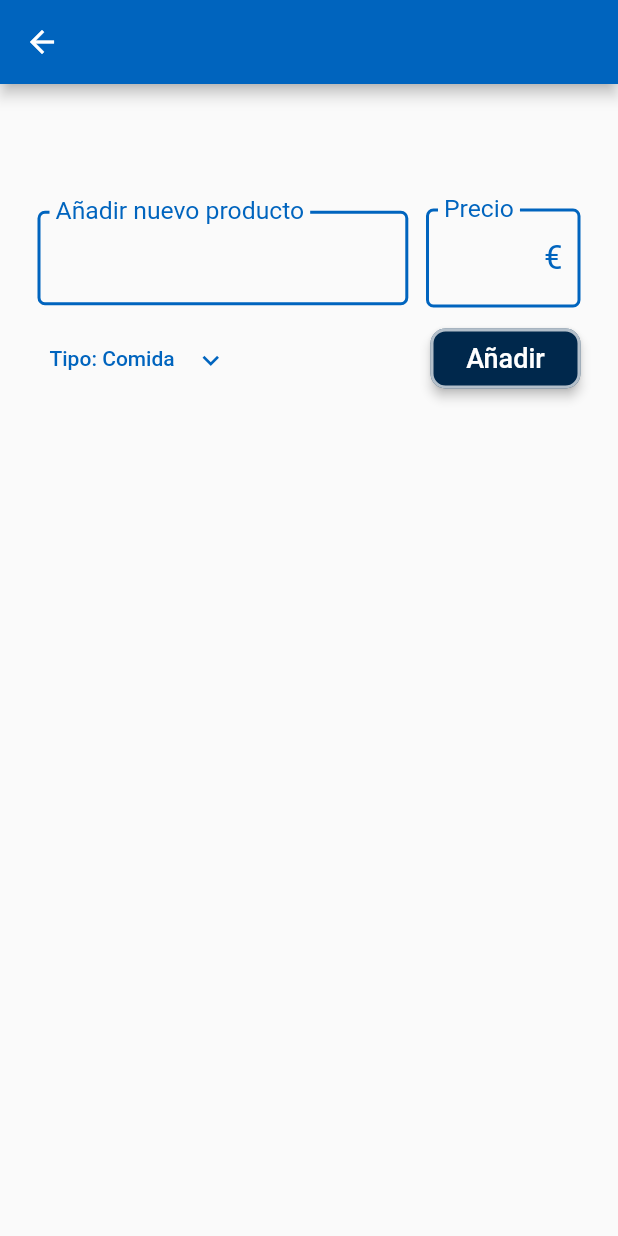
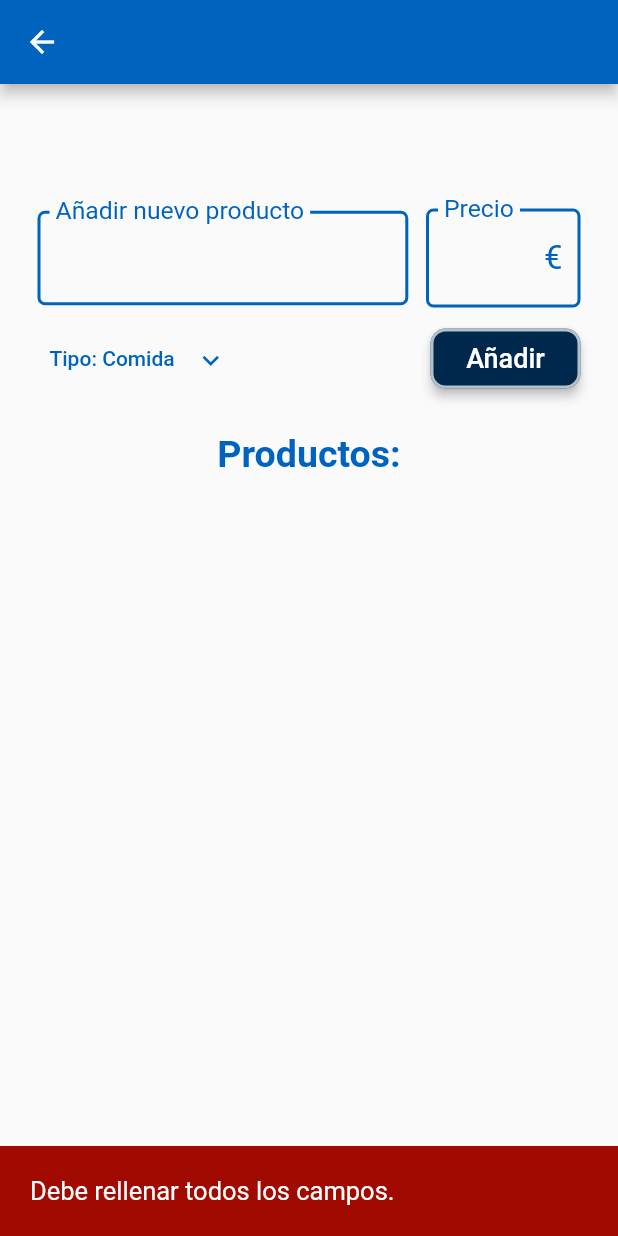
Before and after one commit to pablo1mc315/TFG-GoShopp, a Flutter app: the ListaDetalles screen opened directly with empty values, after a tap on "Añadir", on a phone screen of 412 x 824 dp. Run offline on Flutter 3.47's test engine with Material 2 defaults, Android fonts, the phone set to English and light mode, and no system bars; our stand-ins replace cloud_firestore, email_validator, firebase_auth, firebase_core, google_sign_in, image_picker and 1 more; accounts and stored records are empty.

Commit message:
Añadir, mostrar y marcar como comprado un producto terminado

```diff
--- a/lib/models/producto.dart
+++ b/lib/models/producto.dart
@@ -5,16 +5,16 @@ import 'package:goshopp/models/tipoproducto.dart';
 class Producto {
   // ======= ATRIBUTOS =======
 
+  String? id;
   String? nombre;
   double? precio;
-  int? cantidad;
-  String? medida;
   TipoProducto? tipo;
   bool? estaComprado;
 
   // ======= CONSTRUCTOR =======
 
-  Producto(String n, double p, TipoProducto t) {
+  Producto(String idP, String n, double p, TipoProducto t) {
+    id = idP;
     nombre = n;
     precio = p;
     tipo = t;
--- a/lib/screens/listas/detalles.dart
+++ b/lib/screens/listas/detalles.dart
@@ -1,6 +1,10 @@
 import 'package:firebase_auth/firebase_auth.dart';
 import 'package:flutter/material.dart';
+import 'package:goshopp/models/producto.dart';
 import 'package:goshopp/models/tipoproducto.dart';
+import 'package:goshopp/screens/listas/cada_producto.dart';
+import 'package:goshopp/screens/usuarios/auxiliar_login.dart';
+import 'package:goshopp/services/productos.dart';
 
 class ListaDetalles extends StatefulWidget {
   final String? listaID;
@@ -14,7 +18,6 @@ class ListaDetalles extends StatefulWidget {
 }
 
 class _ListaDetallesState extends State<ListaDetalles> {
-  final GlobalKey<FormState> _formKey = GlobalKey<FormState>();
   final TextEditingController _nombreController = TextEditingController();
   final TextEditingController _precioController = TextEditingController();
   TipoProducto _tipoProducto = TipoProducto.comida;
@@ -106,9 +109,7 @@ class _ListaDetallesState extends State<ListaDetalles> {
           const SizedBox(height: 10),
 
           // Botón que registra el nuevo producto en la lista
-          Row(
-            mainAxisAlignment: MainAxisAlignment.spaceBetween,
-            children: [
+          Row(mainAxisAlignment: MainAxisAlignment.spaceBetween, children: [
             // Selector de tipo de producto
             TextButton(
               onPressed: () {},
@@ -140,7 +141,28 @@ class _ListaDetallesState extends State<ListaDetalles> {
                 height: 40,
                 width: 100,
                 child: ElevatedButton(
-                    onPressed: () {},
+                  onPressed: () async {
+                    if (_nombreController.text.isEmpty ||
+                        _precioController.text.isEmpty) {
+                      mostrarSnackBar(
+                          'Debe rellenar todos los campos.', "error", context);
+                    } else {
+                      // Añadimos un nuevo producto con esos valores
+                      Producto nuevoProducto = Producto(
+                          "",
+                          _nombreController.text,
+                          double.parse(_precioController.text),
+                          _tipoProducto);
+
+                      await addProductoUsuario(nuevoProducto,
+                              widget.listaID.toString(), usuario!.uid)
+                          .then((_) {
+                        mostrarSnackBar(
+                            "Producto añadido correctamente", "ok", context);
+                        setState(() {});
+                      });
+                    }
+                  },
                   style: ElevatedButton.styleFrom(
                     backgroundColor: const Color.fromARGB(255, 0, 40, 76),
                     elevation: 3,
@@ -156,9 +178,39 @@ class _ListaDetallesState extends State<ListaDetalles> {
                       style: TextStyle(
                         fontSize: 18,
                       )),
-                  )),
-            ],
-          ),
+                ))
+          ]),
+
+          const SizedBox(height: 25),
+
+          const Text("Productos:",
+              style: TextStyle(
+                  fontWeight: FontWeight.bold,
+                  fontSize: 25,
+                  color: Color.fromARGB(255, 0, 100, 190))),
+
+          const SizedBox(height: 25),
+
+          // Mostramos todos los productos de la lista
+          FutureBuilder(
+              future:
+                  getProductosUsuario(usuario!.uid, widget.listaID.toString()),
+              builder: (context, snapshot) {
+                if (snapshot.hasData) {
+                  List<Widget> widgets = [];
+                  for (var producto in snapshot.data!) {
+                    widgets.add(CadaProductoWidget(widget.listaID, producto.id,
+                        producto.nombre, producto.precio, producto.tipo));
+                  }
+                  return Expanded(
+                      child: Padding(
+                    padding: const EdgeInsets.symmetric(horizontal: 30),
+                    child: ListView(shrinkWrap: true, children: widgets),
+                  ));
+                } else {
+                  return const CircularProgressIndicator();
+                }
+              })
         ]),
       ),
     );
```
Also changed, not shown: lib/screens/listas/cada_producto.dart (added, +139 -0 lines), lib/services/listas.dart (+3 -5 lines), lib/services/productos.dart (added, +154 -0 lines). Lines whose indentation alone changed are shown as unchanged.
